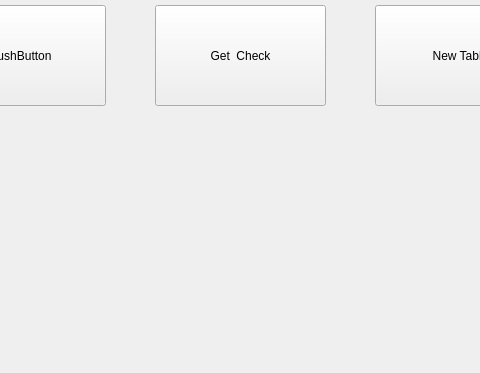
Qt form managerstage.ui (kleiser135/Kitchen-Management) before a commit; both pictures show x 265 to 745 and y 395 to 768 of the 1024 by 768 pixel window.
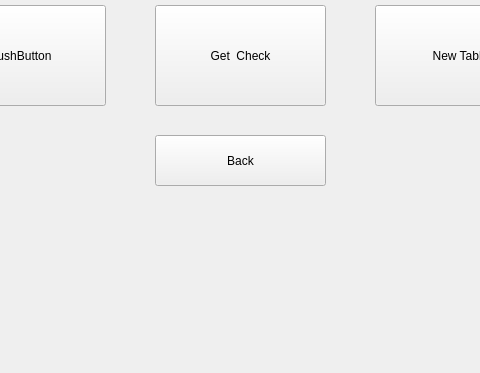
The same form after that commit.

Commit message:
Added all navigation buttons
You can now navigate through every menu with the ability to go back and forth.

The edit to the form file:
```diff
--- a/managerstage.ui
+++ b/managerstage.ui
@@ -112,6 +112,19 @@
     <string>PushButton</string>
    </property>
   </widget>
+  <widget class="QPushButton" name="pushButton_5">
+   <property name="geometry">
+    <rect>
+     <x>420</x>
+     <y>530</y>
+     <width>171</width>
+     <height>51</height>
+    </rect>
+   </property>
+   <property name="text">
+    <string>Back</string>
+   </property>
+  </widget>
  </widget>
  <resources/>
  <connections/>
```
The commit also changes 14 other files.
